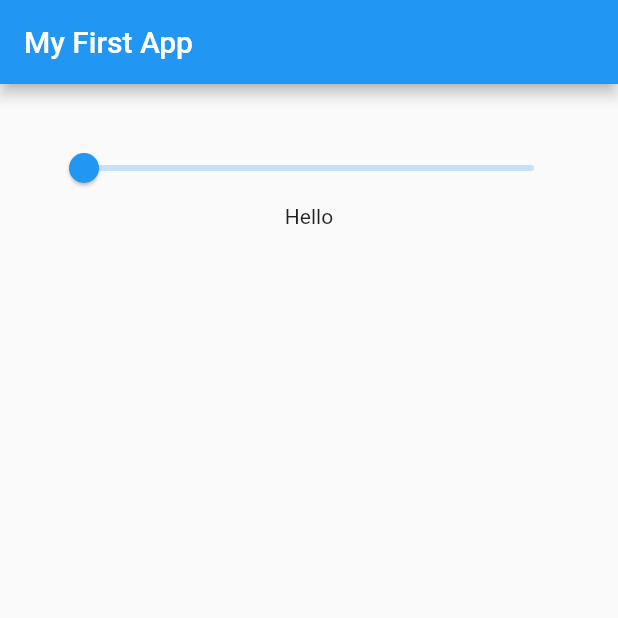
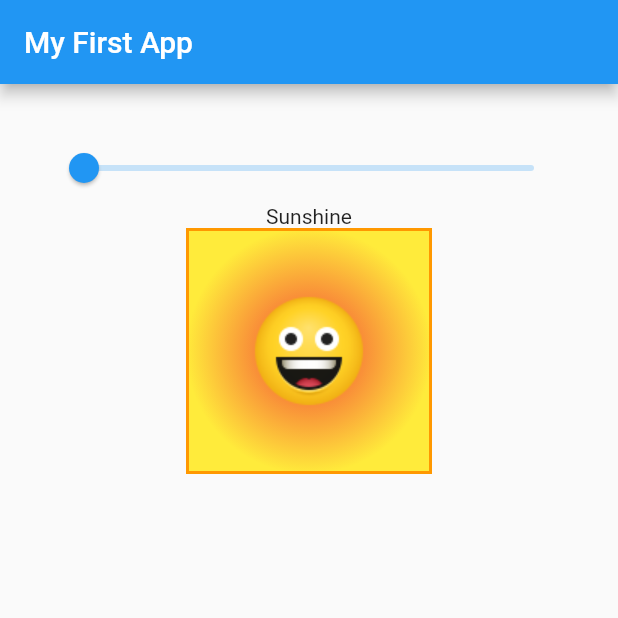
Before and after one commit to Abdullah-Sheikh/Flutter-AdvanceTopics, a Flutter app: the screen it shows after launch, on a phone screen of 412 x 824 dp, the top half of it. Run offline on Flutter 3.47's test engine with Material 2 defaults, Android fonts, the phone set to English and light mode, and no system bars.

Commit message:
box decorations

```diff
--- a/resources/button_decorations/lib/main.dart
+++ b/resources/button_decorations/lib/main.dart
@@ -42,7 +42,15 @@ class _State extends State<MyApp> {
           children: <Widget>[
            new Slider(value: _value, onChanged: _onchanged,min: 0.0,max: 4.0,),
             new RotatedBox(quarterTurns: turns,
-            child: new Text("Hello"),)
+            child: new Text("Sunshine"),),
+            new Container(
+              child: new Image(image: new AssetImage('images/simle.png')),
+              padding: new EdgeInsets.all(32.0),
+              decoration: new BoxDecoration(
+                border: new Border.all(color: Colors.orange,width: 2.0),
+                gradient: new RadialGradient(colors: <Color>[Colors.red,Colors.yellow]),
+              ),
+            )
           ],
         ),
       ),
--- a/resources/button_decorations/pubspec.yaml
+++ b/resources/button_decorations/pubspec.yaml
@@ -43,9 +43,8 @@ flutter:
   # included with your application, so that you can use the icons in
   # the material Icons class.
   uses-material-design: true
-
-  # To add assets to your application, add an assets section, like this:
-  # assets:
+  assets:
+      - images/simle.png
   #   - images/a_dot_burr.jpeg
   #   - images/a_dot_ham.jpeg
 
```
Also changed, not shown: resources/button_decorations/images/simle.png (added).
